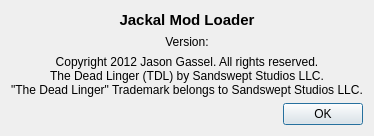
First picture: the form in modloader_qt/about.ui, repository jpeg/TDL-Mod-Loader, before the edit.
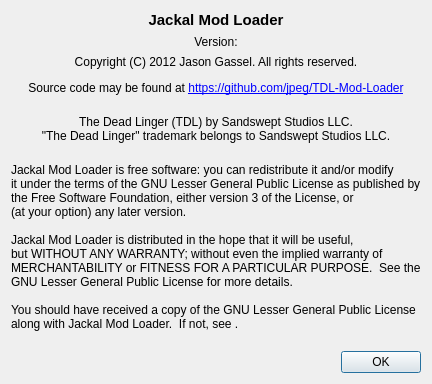
Second picture: the form after the edit.

Commit message: Added LGPL license and copyright notices

```diff
--- a/modloader_qt/about.ui
+++ b/modloader_qt/about.ui
@@ -6,8 +6,8 @@
    <rect>
     <x>0</x>
     <y>0</y>
-    <width>328</width>
-    <height>130</height>
+    <width>383</width>
+    <height>362</height>
    </rect>
   </property>
   <property name="sizePolicy">
@@ -61,15 +61,47 @@
    <item>
     <widget class="QLabel" name="labelInfo">
      <property name="text">
-      <string>Copyright 2012 Jason Gassel. All rights reserved.
-The Dead Linger (TDL) by Sandswept Studios LLC.
-&quot;The Dead Linger&quot; Trademark belongs to Sandswept Studios LLC.</string>
+      <string>&lt;html&gt;&lt;head/&gt;&lt;body&gt;&lt;p&gt;Copyright (C) 2012 Jason Gassel. All rights reserved.&lt;/p&gt;&lt;p&gt;Source code may be found at &lt;a href=&quot;https://github.com/jpeg/TDL-Mod-Loader&quot;&gt;&lt;span style=&quot; text-decoration: underline; color:#0000ff;&quot;&gt;https://github.com/jpeg/TDL-Mod-Loader&lt;/span&gt;&lt;/a&gt;&lt;br/&gt;&lt;/p&gt;&lt;/body&gt;&lt;/html&gt;</string>
      </property>
+     <property name="textFormat">
+      <enum>Qt::RichText</enum>
+     </property>
      <property name="alignment">
       <set>Qt::AlignCenter</set>
      </property>
     </widget>
    </item>
+   <item>
+    <widget class="QLabel" name="labelTDLInfo">
+     <property name="text">
+      <string>The Dead Linger (TDL) by Sandswept Studios LLC.
+&quot;The Dead Linger&quot; trademark belongs to Sandswept Studios LLC.
+</string>
+     </property>
+     <property name="alignment">
+      <set>Qt::AlignCenter</set>
+     </property>
+    </widget>
+   </item>
+   <item>
+    <widget class="QLabel" name="labelLicense">
+     <property name="text">
+      <string>Jackal Mod Loader is free software: you can redistribute it and/or modify
+it under the terms of the GNU Lesser General Public License as published by
+the Free Software Foundation, either version 3 of the License, or
+(at your option) any later version.
+
+Jackal Mod Loader is distributed in the hope that it will be useful,
+but WITHOUT ANY WARRANTY; without even the implied warranty of
+MERCHANTABILITY or FITNESS FOR A PARTICULAR PURPOSE.  See the
+GNU Lesser General Public License for more details.
+
+You should have received a copy of the GNU Lesser General Public License
+along with Jackal Mod Loader.  If not, see &lt;http://www.gnu.org/licenses/&gt;.
+</string>
+     </property>
+    </widget>
+   </item>
    <item>
     <widget class="QDialogButtonBox" name="buttonBox">
      <property name="orientation">
```
Left out of the diff: 2 changed lines with no effect on the pictures. The commit also changes 13 other files.
